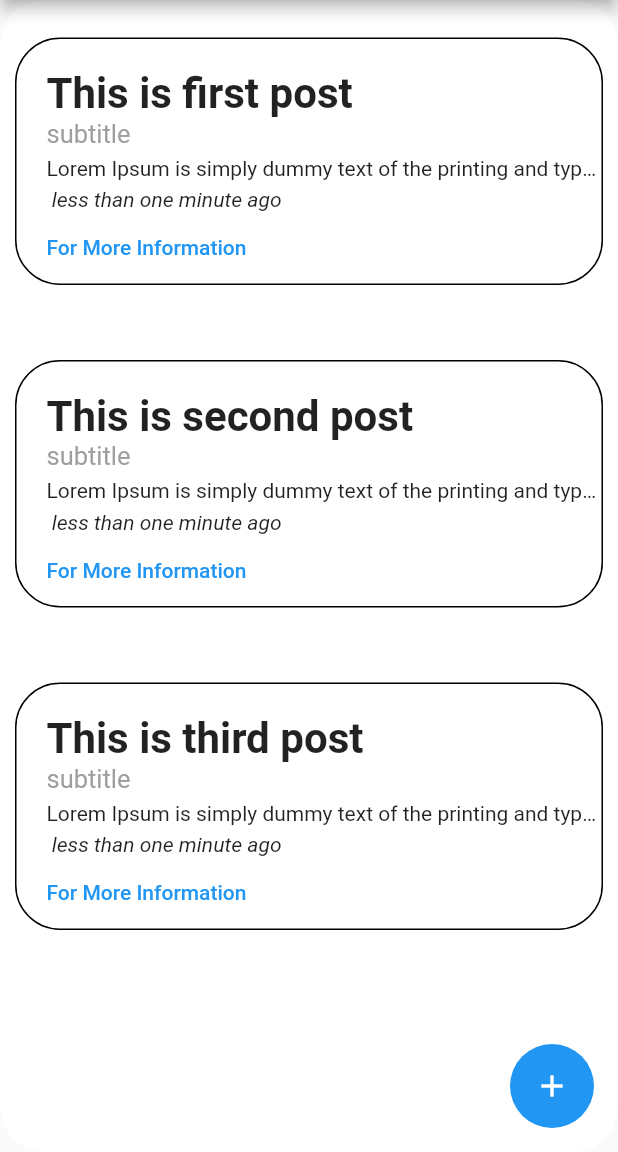
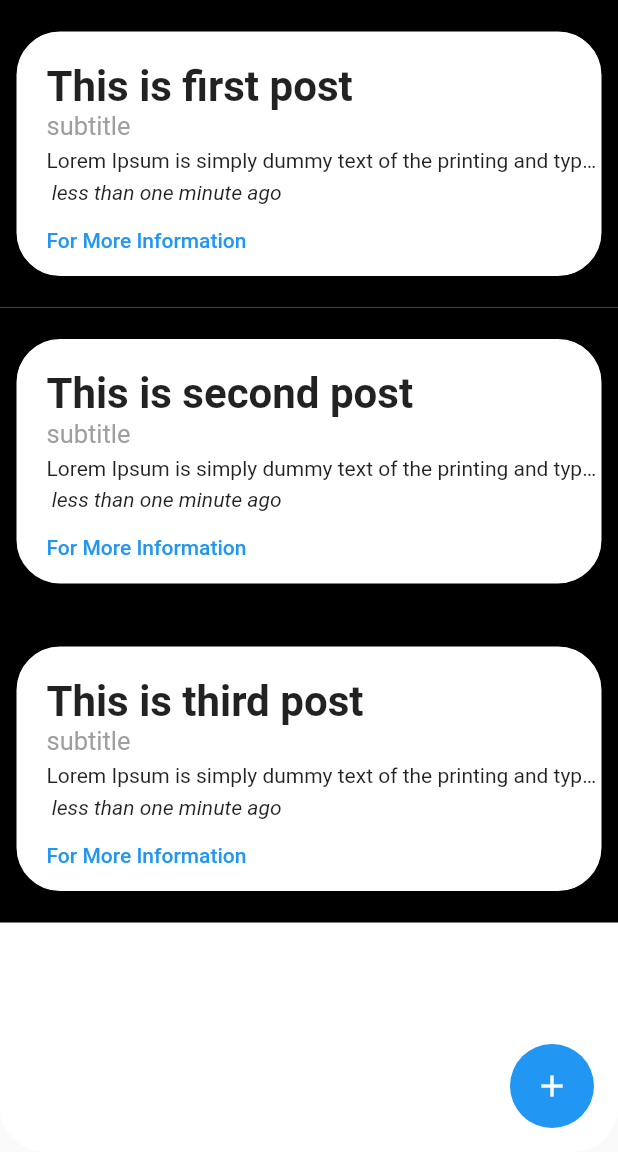
Before and after one commit to NomanShariq/Social_app, a Flutter app: the screen it shows after launch, on a phone screen of 412 x 824 dp, the part 84-1236 px from its top. Run offline on Flutter 3.47's test engine with Material 2 defaults, Android fonts, the phone set to English and light mode, and no system bars; our stand-ins replace get.

Commit message:
delete work done

```diff
--- a/lib/screens/home_screen.dart
+++ b/lib/screens/home_screen.dart
@@ -33,7 +33,7 @@ class _HomeScreenState extends State<HomeScreen> {
         title: "This is second post",
         subtitle: "subtitle",
         description:
-            "Lorem Ipsum is simply dummy text of the printing and typesetting industry. Lorem Ipsum has been the industry's standard dummy text ever since the 1500s, when an unknown printer took a galley of type and scrambled it to make a type specimen book"),
+            "Lorem Ipsum is simply dummy text of the printing and typesetting industry. Lorem Ipsum has been the industry's standard dummy text ever since the 1500s, when an unknown printer took a galley of type and scrambled it to make a type specimen book,"),
     PostModel(
         id: "3",
         title: "This is third post",
@@ -69,7 +69,9 @@ class _HomeScreenState extends State<HomeScreen> {
         child: ListView.builder(
             itemCount: posts.length,
             itemBuilder: (context, index) {
-              return InkWell(
+              return Material(
+                color: Colors.black,
+                child: GestureDetector(
                   onTap: () => Navigator.push(
                       context,
                       MaterialPageRoute(
@@ -83,7 +85,7 @@ class _HomeScreenState extends State<HomeScreen> {
                                 },
                               ))),
                   child: Container(
-                  margin: EdgeInsets.symmetric(horizontal: 10, vertical: 25),
+                    margin: EdgeInsets.symmetric(horizontal: 10, vertical: 20),
                     decoration: BoxDecoration(
                       color: Colors.white,
                       border: Border.all(color: Colors.black, width: 1),
@@ -139,6 +141,7 @@ class _HomeScreenState extends State<HomeScreen> {
                               style: TextStyle(),
                             )),
                       ],
+                    ),
                   ),
                 ),
               );
```
Lines whose indentation alone changed are shown as unchanged.
